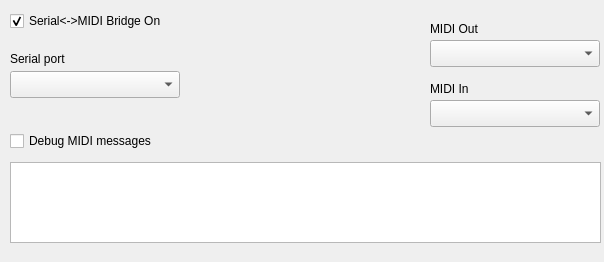
First picture: the form in mainwindow.ui, repository projectgus/hairless-midiserial, before the edit.
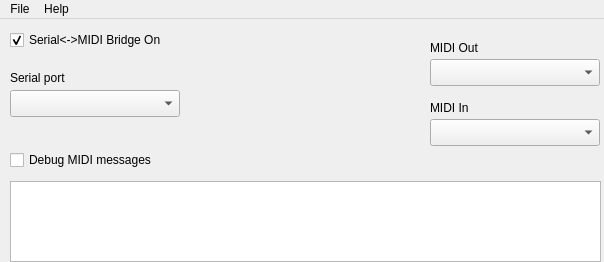
Second picture: the form after the edit. Icons and pictures are not drawn.

What changed in the file:
```diff
--- a/mainwindow.ui
+++ b/mainwindow.ui
@@ -220,6 +220,50 @@
     </property>
    </widget>
   </widget>
+  <widget class="QMenuBar" name="menuBar">
+   <property name="geometry">
+    <rect>
+     <x>0</x>
+     <y>0</y>
+     <width>604</width>
+     <height>26</height>
+    </rect>
+   </property>
+   <widget class="QMenu" name="menuFile">
+    <property name="title">
+     <string>File</string>
+    </property>
+    <addaction name="actionPreferences"/>
+    <addaction name="separator"/>
+    <addaction name="actionExit"/>
+   </widget>
+   <widget class="QMenu" name="menuHelp">
+    <property name="title">
+     <string>Help</string>
+    </property>
+    <addaction name="actionAbout"/>
+   </widget>
+   <addaction name="menuFile"/>
+   <addaction name="menuHelp"/>
+  </widget>
+  <action name="actionExit">
+   <property name="text">
+    <string>Exit</string>
+   </property>
+   <property name="shortcut">
+    <string>Ctrl+Q</string>
+   </property>
+  </action>
+  <action name="actionAbout">
+   <property name="text">
+    <string>About Hairless MIDI&lt;-&gt;Serial Bridge...</string>
+   </property>
+  </action>
+  <action name="actionPreferences">
+   <property name="text">
+    <string>Preferences...</string>
+   </property>
+  </action>
  </widget>
  <layoutdefault spacing="6" margin="11"/>
  <resources>
```
Left out of the diff: 8 changed lines with no effect on the pictures.
